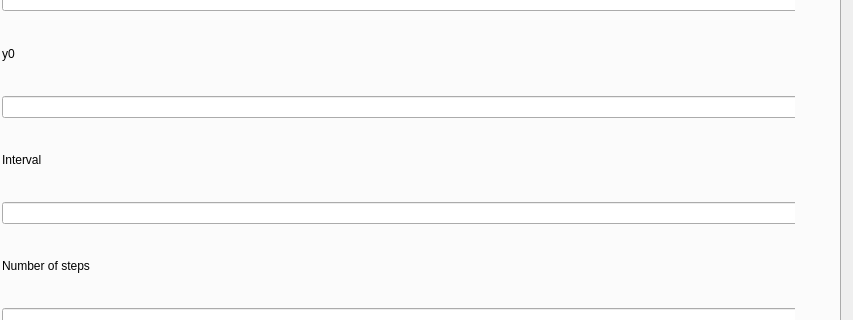
Above: QtApp.ui from homomorfism/DEApp before the change; both pictures show x 0 to 853 and y 115 to 435 of the 853 by 659 pixel window. Below: the same form after it.
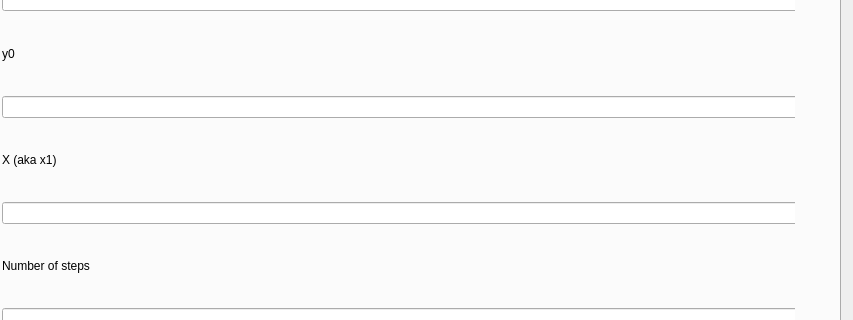
That is the form after the change. The open tabs and pages were chosen to show the change.

```diff
--- a/QtApp.ui
+++ b/QtApp.ui
@@ -79,7 +79,7 @@
          <item>
           <widget class="QLabel" name="label_interval">
            <property name="text">
-            <string>Interval</string>
+               <string>X (aka x1)</string>
            </property>
           </widget>
          </item>
```
Left out of the diff: 4 changed lines with no effect on the pictures.
